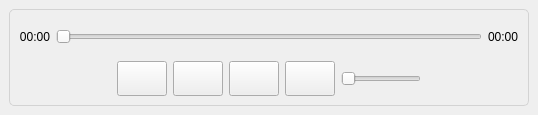
The window that playercontrols.ui (filipesant/QPlaylist) describes before a commit, drawn with Qt 5.
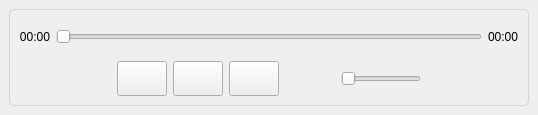
The same window after the commit.

```diff
--- a/playercontrols.ui
+++ b/playercontrols.ui
@@ -272,8 +272,11 @@
           <property name="checkable">
            <bool>false</bool>
           </property>
+          <property name="default">
+           <bool>false</bool>
+          </property>
           <property name="flat">
-           <bool>false</bool>
+           <bool>true</bool>
           </property>
          </widget>
         </item>
```
Left out of the diff: 3 changed lines with no effect on the pictures.
